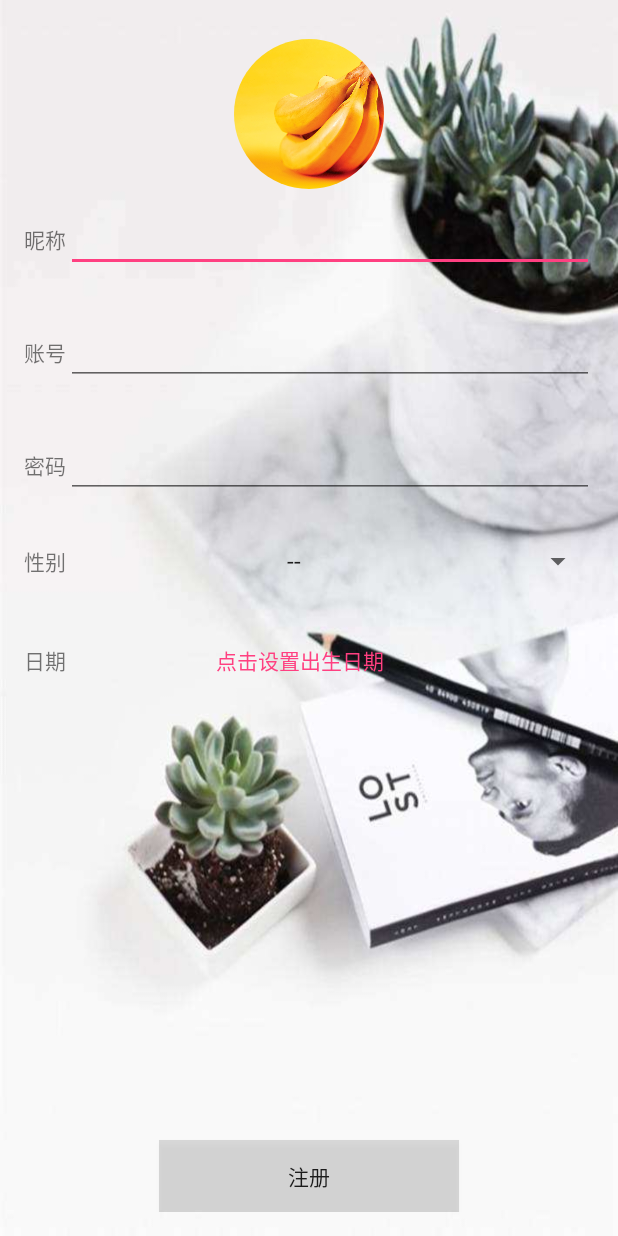
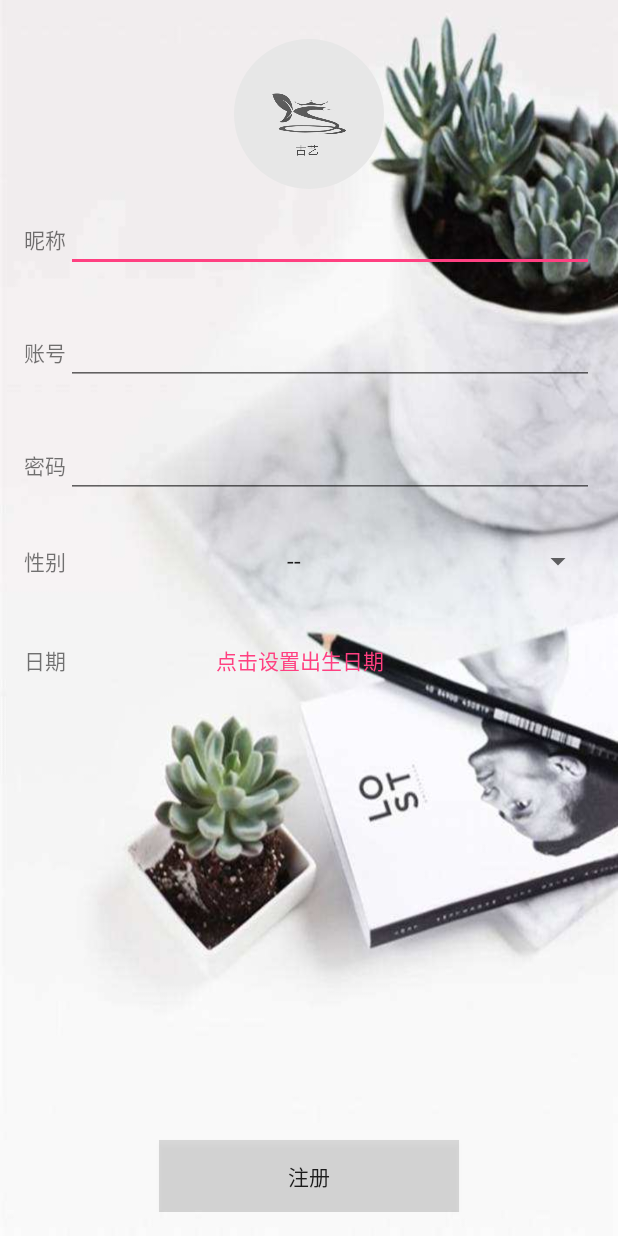
Before and after one commit to 1254455173/GuYi, an Android app: the RegisterActivity screen opened directly, with no data from a screen before it, on a phone screen of 412 x 824 dp. Run offline under Robolectric (Android 15) with nearby library versions, the phone set to English and light mode, and no system bars; our stand-ins replace CircleImageView.

Commit message:
更改 app 图标，以及用户默认头像

```diff
--- a/app/build.gradle
+++ b/app/build.gradle
@@ -37,4 +37,6 @@ dependencies {
     compile 'com.android.support:cardview-v7:24.2.1'
     compile 'com.github.clans:fab:1.6.4'
 
+
+
 }
--- a/app/src/main/AndroidManifest.xml
+++ b/app/src/main/AndroidManifest.xml
@@ -17,7 +17,7 @@
     <application
         android:name="org.litepal.LitePalApplication"
         android:allowBackup="true"
-        android:icon="@mipmap/ic_launcher"
+        android:icon="@mipmap/app_icon_nofont"
         android:label="@string/app_name"
         android:networkSecurityConfig="@xml/network_security_config"
         android:supportsRtl="true"
--- a/app/src/main/res/layout/activity_login.xml
+++ b/app/src/main/res/layout/activity_login.xml
@@ -21,7 +21,7 @@
                 android:id="@+id/userPhoto"
                 android:layout_width="100dp"
                 android:layout_height="100dp"
-                android:src="@drawable/banana" />
+                android:src="@mipmap/guyi_icon_bg" />
 
         </LinearLayout>
 
--- a/app/src/main/res/layout/activity_main.xml
+++ b/app/src/main/res/layout/activity_main.xml
@@ -5,7 +5,7 @@
     android:id="@+id/drawer_layout"
     android:layout_width="match_parent"
     android:layout_height="match_parent"
-    android:background="@drawable/bg2"
+    android:background="@drawable/bg"
     >
     <android.support.design.widget.CoordinatorLayout
         android:layout_width="match_parent"
--- a/app/src/main/res/layout/activity_register.xml
+++ b/app/src/main/res/layout/activity_register.xml
@@ -11,11 +11,22 @@
     android:background="@drawable/bg">
 
 
+    <Button
+        android:id="@+id/register_button"
+        android:layout_width="200dp"
+        android:layout_height="wrap_content"
+        android:layout_alignBottom="@+id/activity_register_top"
+        android:layout_centerInParent="true"
+        android:text="注册"
+        android:background="#22000000"/>
+
     <LinearLayout
         android:id="@+id/activity_register_top"
         android:layout_width="match_parent"
         android:layout_height="match_parent"
-        android:orientation="vertical">
+        android:orientation="vertical"
+        android:layout_alignParentTop="true"
+        android:layout_alignParentStart="true">
 
         <LinearLayout
             android:layout_marginTop="10dp"
@@ -29,7 +40,7 @@
                 android:id="@+id/register_userPhoto"
                 android:layout_width="100dp"
                 android:layout_height="100dp"
-                android:src="@drawable/banana" />
+                android:src="@mipmap/guyi_icon_bg" />
 
         </LinearLayout>
 
@@ -125,13 +136,4 @@
 
     </LinearLayout>
 
-    <Button
-        android:id="@+id/register_button"
-        android:layout_width="200dp"
-        android:layout_height="wrap_content"
-        android:layout_alignBottom="@+id/activity_register_top"
-        android:layout_centerInParent="true"
-        android:text="注册"
-        android:background="#22000000"/>
-
 </RelativeLayout>
--- a/app/src/main/res/layout/nav_header.xml
+++ b/app/src/main/res/layout/nav_header.xml
@@ -10,7 +10,7 @@
         android:layout_width="70dp"
         android:layout_height="70dp"
         android:layout_centerInParent="true"
-        android:src="@drawable/banana" />
+        android:src="@drawable/guyi_icon_bg" />
 
     <TextView
         android:id="@+id/username"
--- a/app/src/main/res/values/strings.xml
+++ b/app/src/main/res/values/strings.xml
@@ -1,3 +1,3 @@
 <resources>
-    <string name="app_name">GuYi</string>
+    <string name="app_name">古艺</string>
 </resources>
--- a/build.gradle
+++ b/build.gradle
@@ -15,6 +15,7 @@ buildscript {
 allprojects {
     repositories {
         jcenter()
+        maven { url "https://jitpack.io" }
     }
 }
 
```
Also changed, not shown: app/src/main/res/drawable/guyi_icon.png (added), app/src/main/res/drawable/guyi_icon_bg.jpg (added), app/src/main/res/mipmap-hdpi/app_icon_nofont.png (added), app/src/main/res/mipmap-hdpi/guyi_icon.png (added), app/src/main/res/mipmap-hdpi/guyi_icon_bg.jpg (added).
